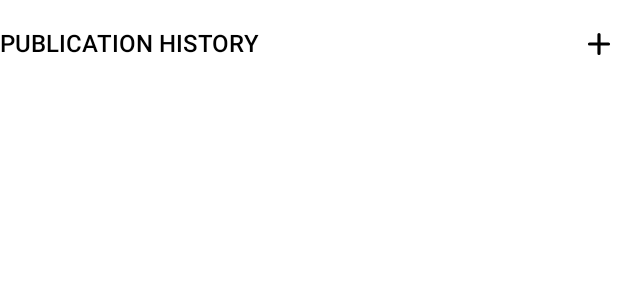
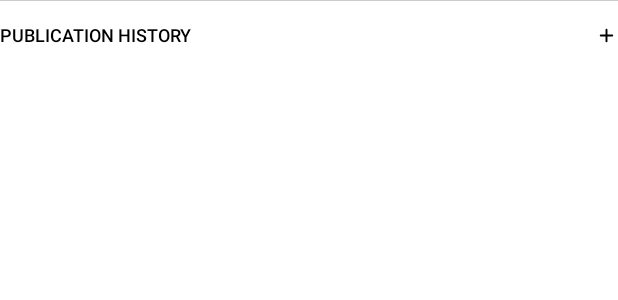
Before and after one commit to tbandawa/kmp-mvi-apps, an Android app built with Jetpack Compose: the @Preview function ArtworkInfoPreview, on a phone screen of 412 x 824 dp. Shown: the top 300 px of the screen. Run offline under Robolectric (Android 15) with nearby library versions, the phone set to English and light mode, and no system bars; pictures from the network do not load.

Commit message:
fix spacing values

```diff
--- a/androidApp/src/main/java/me/tbandawa/android/aic/android/ui/composables/Composables.kt
+++ b/androidApp/src/main/java/me/tbandawa/android/aic/android/ui/composables/Composables.kt
@@ -5,6 +5,7 @@ import androidx.compose.animation.core.animateFloatAsState
 import androidx.compose.foundation.Image
 import androidx.compose.foundation.background
 import androidx.compose.foundation.clickable
+import androidx.compose.foundation.interaction.MutableInteractionSource
 import androidx.compose.foundation.layout.Arrangement
 import androidx.compose.foundation.layout.Column
 import androidx.compose.foundation.layout.Row
@@ -377,6 +378,7 @@ fun ArtworkInfo(
     title: String,
     info: String
 ) {
+    val interactionSource = remember { MutableInteractionSource() }
     var isExpanded by remember { mutableStateOf(false) }
     val animatedAlpha by animateFloatAsState(
         targetValue = if (isExpanded) 1.0f else 0f,
@@ -385,14 +387,17 @@ fun ArtworkInfo(
     Column(
         modifier = Modifier
             .fillMaxWidth()
-            .padding(top = 5.dp)
-            .clickable {
+            .clickable(
+                interactionSource = interactionSource,
+                indication = null
+            ) {
                 isExpanded = !isExpanded
             }
     ) {
         Spacer(
             modifier = Modifier
-                .height(1.dp)
+                .background(Color.LightGray)
+                .height(0.5.dp)
                 .fillMaxWidth()
         )
         Row(
@@ -405,7 +410,7 @@ fun ArtworkInfo(
                 text = title,
                 style = TextStyle(
                     color = Color.Black,
-                    fontSize = 16.sp,
+                    fontSize = 12.sp,
                     fontWeight = FontWeight.Medium
                 )
             )
@@ -414,14 +419,14 @@ fun ArtworkInfo(
                 painter = painterResource(id = if (isExpanded) R.drawable.ic_collapse else R.drawable.ic_expand ),
                 contentDescription = "Back",
                 modifier = Modifier
-                    .size(25.dp)
+                    .size(15.dp)
             )
         }
         AnimatedVisibility(isExpanded) {
             Row(
                 modifier = Modifier
                     .fillMaxWidth()
-                    .padding(bottom = 10.dp)
+                    .padding(bottom = 15.dp)
                     .graphicsLayer {
                         alpha = animatedAlpha
                     }
@@ -430,7 +435,7 @@ fun ArtworkInfo(
                     htmlText = info,
                     style = TextStyle(
                         color = Color.LightGray,
-                        fontSize = 14.sp,
+                        fontSize = 12.sp,
                         fontWeight = FontWeight.Normal
                     )
                 )
--- a/androidApp/src/main/java/me/tbandawa/android/aic/android/ui/screens/ArtworkScreen.kt
+++ b/androidApp/src/main/java/me/tbandawa/android/aic/android/ui/screens/ArtworkScreen.kt
@@ -1,7 +1,9 @@
 package me.tbandawa.android.aic.android.ui.screens
 
 import androidx.compose.foundation.layout.Column
+import androidx.compose.foundation.layout.Spacer
 import androidx.compose.foundation.layout.fillMaxSize
+import androidx.compose.foundation.layout.height
 import androidx.compose.foundation.layout.padding
 import androidx.compose.foundation.rememberScrollState
 import androidx.compose.foundation.verticalScroll
@@ -80,6 +82,7 @@ fun ArtworkScreen(
                             artistDisplay = artwork.data.artistDisplay,
                             description = artwork.data.description
                         )
+                        Spacer(modifier = Modifier.height(15.dp))
                         artwork.data.publicationHistory?.let {
                             ArtworkInfo(title = "PUBLICATION HISTORY", info = it)
                         }
```
